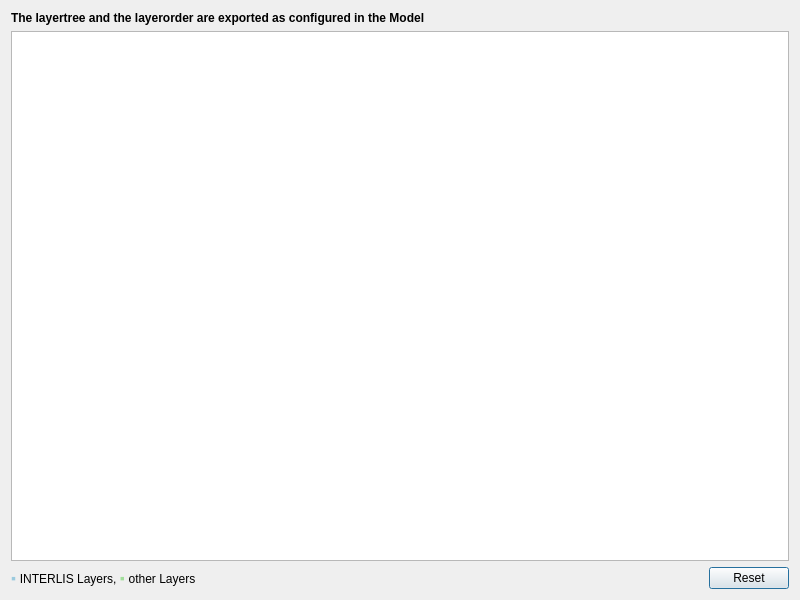
Before: the Qt Designer form QgisModelBaker/ui/topping_wizard/layers.ui in opengisch/QgisModelBaker, drawn with Qt 5.
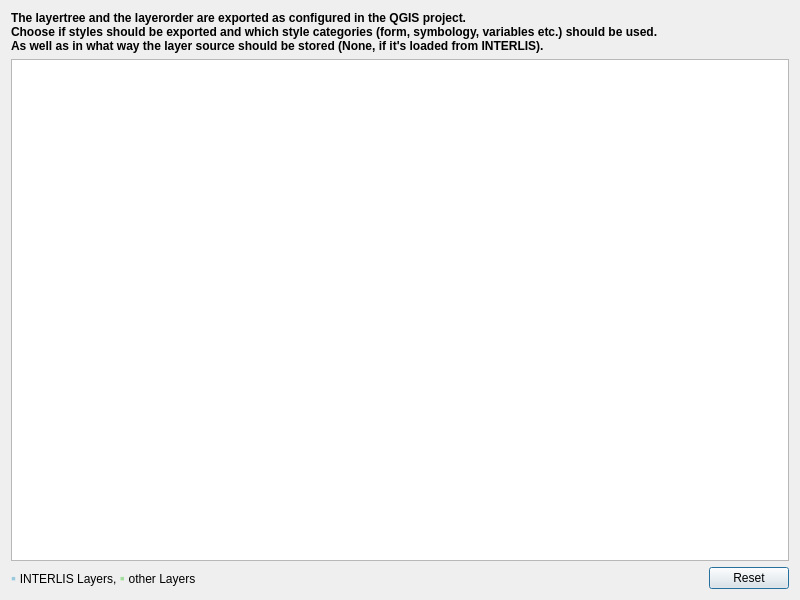
After: the same form once the commit is applied.

Commit message: Better column naming / tooltips and description on layer page of UsabILIty Hub Exporter

The edit to the form file:
```diff
--- a/QgisModelBaker/ui/topping_wizard/layers.ui
+++ b/QgisModelBaker/ui/topping_wizard/layers.ui
@@ -29,7 +29,9 @@
       </font>
      </property>
      <property name="text">
-      <string>The layertree and the layerorder are exported as configured in the Model </string>
+      <string>The layertree and the layerorder are exported as configured in the QGIS project.
+Choose if styles should be exported and which style categories (form, symbology, variables etc.) should be used.
+As well as in what way the layer source should be stored (None, if it's loaded from INTERLIS).</string>
      </property>
      <property name="alignment">
       <set>Qt::AlignLeading|Qt::AlignLeft|Qt::AlignTop</set>
```
The commit also changes 1 other file.
